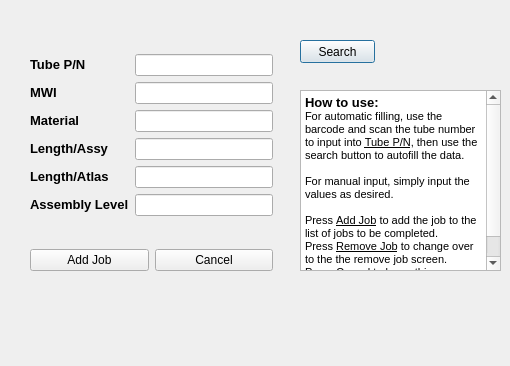
Above: source/jobpage.ui from ajvaladez05/teamVATPAT before the change. Below: the same form after it.
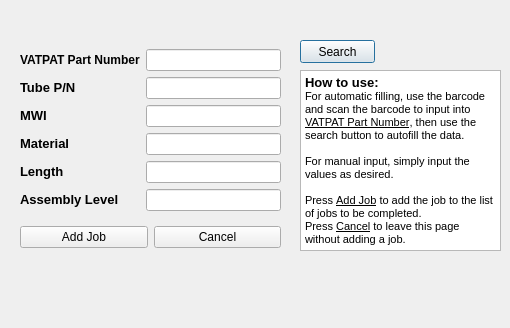
That is the form after the change.

Commit message: Added barcode scanner Completed database connector handler Finished the search function for Job add Fixed memory management bug with job list from add job

```diff
--- a/source/jobpage.ui
+++ b/source/jobpage.ui
@@ -7,9 +7,15 @@
     <x>0</x>
     <y>0</y>
     <width>510</width>
-    <height>366</height>
+    <height>328</height>
    </rect>
   </property>
+  <property name="sizePolicy">
+   <sizepolicy hsizetype="Fixed" vsizetype="Fixed">
+    <horstretch>0</horstretch>
+    <verstretch>0</verstretch>
+   </sizepolicy>
+  </property>
   <property name="windowTitle">
    <string>Add Job Page</string>
   </property>
@@ -30,7 +36,7 @@
    <property name="geometry">
     <rect>
      <x>300</x>
-     <y>90</y>
+     <y>70</y>
      <width>201</width>
      <height>181</height>
     </rect>
@@ -41,87 +47,86 @@
 p, li { white-space: pre-wrap; }
 &lt;/style&gt;&lt;/head&gt;&lt;body style=&quot; font-family:'MS Shell Dlg 2'; font-size:8.25pt; font-weight:400; font-style:normal;&quot;&gt;
 &lt;p style=&quot; margin-top:0px; margin-bottom:0px; margin-left:0px; margin-right:0px; -qt-block-indent:0; text-indent:0px;&quot;&gt;&lt;span style=&quot; font-size:10pt; font-weight:600;&quot;&gt;How to use: &lt;/span&gt;&lt;/p&gt;
-&lt;p style=&quot; margin-top:0px; margin-bottom:0px; margin-left:0px; margin-right:0px; -qt-block-indent:0; text-indent:0px;&quot;&gt;For automatic filling, use the barcode and scan the tube number to input into &lt;span style=&quot; text-decoration: underline;&quot;&gt;Tube P/N&lt;/span&gt;, then use the search button to autofill the data.&lt;/p&gt;
+&lt;p style=&quot; margin-top:0px; margin-bottom:0px; margin-left:0px; margin-right:0px; -qt-block-indent:0; text-indent:0px;&quot;&gt;For automatic filling, use the barcode and scan the barcode to input into &lt;span style=&quot; text-decoration: underline;&quot;&gt;VATPAT Part Number&lt;/span&gt;, then use the search button to autofill the data.&lt;/p&gt;
 &lt;p style=&quot;-qt-paragraph-type:empty; margin-top:0px; margin-bottom:0px; margin-left:0px; margin-right:0px; -qt-block-indent:0; text-indent:0px;&quot;&gt;&lt;br /&gt;&lt;/p&gt;
 &lt;p style=&quot; margin-top:0px; margin-bottom:0px; margin-left:0px; margin-right:0px; -qt-block-indent:0; text-indent:0px;&quot;&gt;For manual input, simply input the values as desired. &lt;/p&gt;
 &lt;p style=&quot;-qt-paragraph-type:empty; margin-top:0px; margin-bottom:0px; margin-left:0px; margin-right:0px; -qt-block-indent:0; text-indent:0px;&quot;&gt;&lt;br /&gt;&lt;/p&gt;
 &lt;p style=&quot; margin-top:0px; margin-bottom:0px; margin-left:0px; margin-right:0px; -qt-block-indent:0; text-indent:0px;&quot;&gt;Press &lt;span style=&quot; text-decoration: underline;&quot;&gt;Add Job&lt;/span&gt; to add the job to the list of jobs to be completed.&lt;/p&gt;
-&lt;p style=&quot; margin-top:0px; margin-bottom:0px; margin-left:0px; margin-right:0px; -qt-block-indent:0; text-indent:0px;&quot;&gt;Press &lt;span style=&quot; text-decoration: underline;&quot;&gt;Remove Job&lt;/span&gt; to change over to the the remove job screen.&lt;/p&gt;
 &lt;p style=&quot; margin-top:0px; margin-bottom:0px; margin-left:0px; margin-right:0px; -qt-block-indent:0; text-indent:0px;&quot;&gt;Press &lt;span style=&quot; text-decoration: underline;&quot;&gt;Cancel&lt;/span&gt; to leave this page without adding a job.&lt;/p&gt;&lt;/body&gt;&lt;/html&gt;</string>
    </property>
   </widget>
   <widget class="QWidget" name="layoutWidget">
    <property name="geometry">
     <rect>
-     <x>30</x>
-     <y>27</y>
-     <width>243</width>
-     <height>271</height>
+     <x>20</x>
+     <y>40</y>
+     <width>261</width>
+     <height>217</height>
     </rect>
    </property>
    <layout class="QGridLayout" name="gridLayout_2">
     <item row="0" column="0" colspan="2">
      <layout class="QGridLayout" name="gridLayout">
-      <item row="3" column="0">
-       <widget class="QLabel" name="Lengt_assy_label">
-        <property name="text">
-         <string>&lt;html&gt;&lt;head/&gt;&lt;body&gt;&lt;p&gt;&lt;span style=&quot; font-size:10pt; font-weight:600;&quot;&gt;Length/Assy&lt;/span&gt;&lt;/p&gt;&lt;/body&gt;&lt;/html&gt;</string>
-        </property>
-       </widget>
-      </item>
-      <item row="5" column="1">
-       <widget class="QLineEdit" name="assemblyLevel_input"/>
-      </item>
-      <item row="3" column="1">
-       <widget class="QLineEdit" name="Length_assy_input"/>
-      </item>
-      <item row="0" column="1">
-       <widget class="QLineEdit" name="Tube_pn_input"/>
-      </item>
       <item row="4" column="1">
        <widget class="QLineEdit" name="Length_atlas_input"/>
       </item>
-      <item row="5" column="0">
-       <widget class="QLabel" name="assemblyLevel_label">
-        <property name="text">
-         <string>&lt;html&gt;&lt;head/&gt;&lt;body&gt;&lt;p&gt;&lt;span style=&quot; font-size:10pt; font-weight:600;&quot;&gt;Assembly Level&lt;/span&gt;&lt;/p&gt;&lt;/body&gt;&lt;/html&gt;</string>
-        </property>
-       </widget>
+      <item row="0" column="1">
+       <widget class="QLineEdit" name="vatpat_part_num_input"/>
       </item>
-      <item row="4" column="0">
-       <widget class="QLabel" name="Length_atlas_label">
-        <property name="text">
-         <string>&lt;html&gt;&lt;head/&gt;&lt;body&gt;&lt;p&gt;&lt;span style=&quot; font-size:10pt; font-weight:600;&quot;&gt;Length/Atlas&lt;/span&gt;&lt;/p&gt;&lt;/body&gt;&lt;/html&gt;</string>
-        </property>
-       </widget>
-      </item>
-      <item row="2" column="1">
-       <widget class="QLineEdit" name="Material_input"/>
-      </item>
-      <item row="0" column="0">
+      <item row="1" column="0">
        <widget class="QLabel" name="Tube_pn_label">
         <property name="text">
          <string>&lt;html&gt;&lt;head/&gt;&lt;body&gt;&lt;p&gt;&lt;span style=&quot; font-size:10pt; font-weight:600;&quot;&gt;Tube P/N&lt;/span&gt;&lt;/p&gt;&lt;/body&gt;&lt;/html&gt;</string>
         </property>
        </widget>
       </item>
-      <item row="1" column="0">
+      <item row="1" column="1">
+       <widget class="QLineEdit" name="Tube_pn_input"/>
+      </item>
+      <item row="2" column="0">
        <widget class="QLabel" name="MWI_label">
         <property name="text">
          <string>&lt;html&gt;&lt;head/&gt;&lt;body&gt;&lt;p&gt;&lt;span style=&quot; font-size:10pt; font-weight:600;&quot;&gt;MWI&lt;/span&gt;&lt;/p&gt;&lt;/body&gt;&lt;/html&gt;</string>
         </property>
        </widget>
       </item>
-      <item row="1" column="1">
+      <item row="2" column="1">
        <widget class="QLineEdit" name="MWI_input"/>
       </item>
-      <item row="2" column="0">
+      <item row="3" column="0">
        <widget class="QLabel" name="Material_Lable">
         <property name="text">
          <string>&lt;html&gt;&lt;head/&gt;&lt;body&gt;&lt;p&gt;&lt;span style=&quot; font-size:10pt; font-weight:600;&quot;&gt;Material&lt;/span&gt;&lt;/p&gt;&lt;/body&gt;&lt;/html&gt;</string>
         </property>
        </widget>
       </item>
+      <item row="3" column="1">
+       <widget class="QLineEdit" name="Material_input"/>
+      </item>
+      <item row="4" column="0">
+       <widget class="QLabel" name="Length_label">
+        <property name="text">
+         <string>&lt;html&gt;&lt;head/&gt;&lt;body&gt;&lt;p&gt;&lt;span style=&quot; font-size:10pt; font-weight:600;&quot;&gt;Length&lt;/span&gt;&lt;/p&gt;&lt;/body&gt;&lt;/html&gt;</string>
+        </property>
+       </widget>
+      </item>
+      <item row="5" column="0">
+       <widget class="QLabel" name="assemblyLevel_label">
+        <property name="text">
+         <string>&lt;html&gt;&lt;head/&gt;&lt;body&gt;&lt;p&gt;&lt;span style=&quot; font-size:10pt; font-weight:600;&quot;&gt;Assembly Level&lt;/span&gt;&lt;/p&gt;&lt;/body&gt;&lt;/html&gt;</string>
+        </property>
+       </widget>
+      </item>
+      <item row="5" column="1">
+       <widget class="QLineEdit" name="assemblyLevel_input"/>
+      </item>
+      <item row="0" column="0">
+       <widget class="QLabel" name="vatpat_part_num_label">
+        <property name="text">
+         <string>&lt;html&gt;&lt;head/&gt;&lt;body&gt;&lt;p&gt;&lt;span style=&quot; font-weight:600;&quot;&gt;VATPAT Part Number&lt;/span&gt;&lt;/p&gt;&lt;/body&gt;&lt;/html&gt;</string>
+        </property>
+       </widget>
+      </item>
      </layout>
     </item>
     <item row="1" column="0">
```
Left out of the diff: 6 changed lines with no effect on the pictures. The commit also changes 15 other files.
